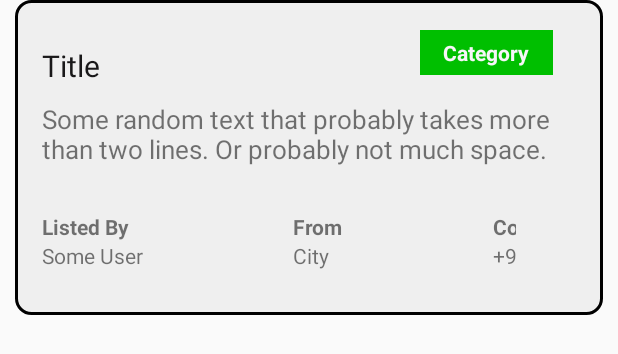
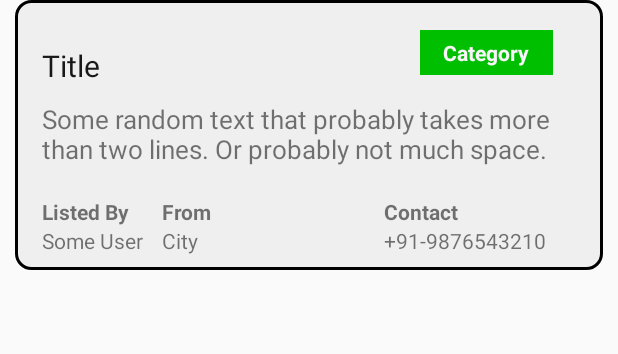
Before and after one commit to shreya1200/DonationPlatform, an Android app: the layout requirement_listitem.xml on its own in the app's theme, with its tools: preview values and no code run, on a phone screen of 412 x 824 dp. Shown: the top 354 px of the screen. Run offline under Robolectric (Android 15) with nearby library versions, the phone set to English and light mode, and no system bars; Roboto replaces fonts that are not available here.

Commit message:
Update requirement_listitem.xml

```diff
--- a/Donation/app/src/main/res/layout/requirement_listitem.xml
+++ b/Donation/app/src/main/res/layout/requirement_listitem.xml
@@ -36,19 +36,12 @@
         android:text="Some random text that probably takes more than two lines. Or probably not much space."
         android:textSize="17dp"
         android:fontFamily="@font/amaranth"
-        android:layout_below="@+id/title"/>
-    <GridLayout
-        android:layout_marginBottom="20dp"
-        android:layout_width="380dp"
-        android:layout_marginEnd="40dp"
-        android:layout_height="wrap_content"
-        android:layout_below="@+id/desc"
-        android:layout_marginTop="30dp">
+        android:layout_below="@+id/title"
+        android:layout_marginBottom="20dp"/>
     <GridLayout
         android:layout_height="wrap_content"
         android:layout_width="wrap_content"
-            android:layout_row="0"
-            android:layout_column="0">
+        android:layout_below="@+id/desc">
         <TextView
             android:layout_width="wrap_content"
             android:layout_height="wrap_content"
@@ -70,9 +63,9 @@
     <GridLayout
         android:layout_height="wrap_content"
         android:layout_width="wrap_content"
-            android:layout_row="0"
-            android:layout_column="1"
-            android:paddingHorizontal="100dp">
+        android:layout_below="@+id/desc"
+        android:layout_toEndOf="@+id/grid1"
+        android:layout_marginStart="80dp">
         <TextView
             android:layout_width="wrap_content"
             android:layout_height="wrap_content"
@@ -94,8 +87,9 @@
     <GridLayout
         android:layout_height="wrap_content"
         android:layout_width="wrap_content"
-            android:layout_row="0"
-            android:layout_column="3">
+        android:layout_below="@+id/desc"
+        android:layout_alignParentRight="true"
+        android:layout_marginEnd="20dp">
         <TextView
             android:layout_width="wrap_content"
             android:layout_height="wrap_content"
@@ -114,5 +108,4 @@
             android:fontFamily="@font/amaranth"/>
 
     </GridLayout>
-    </GridLayout>
 </RelativeLayout>
```
Lines whose indentation alone changed are shown as unchanged.
